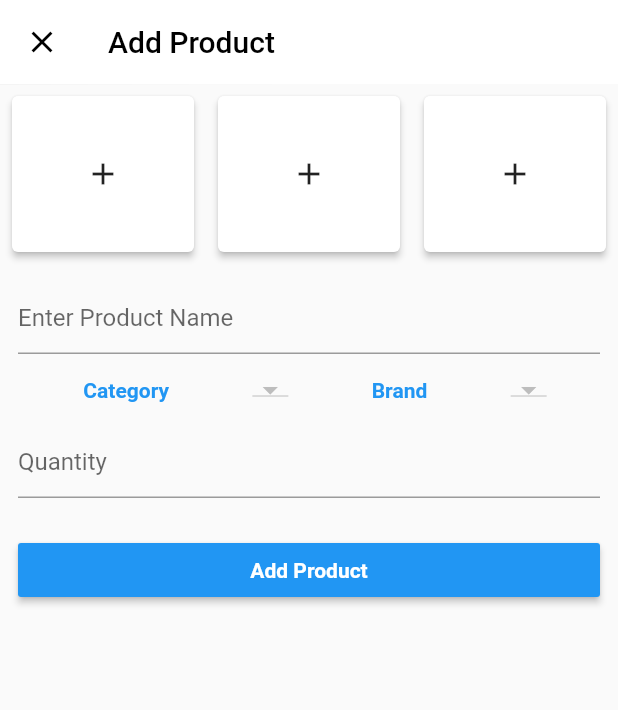
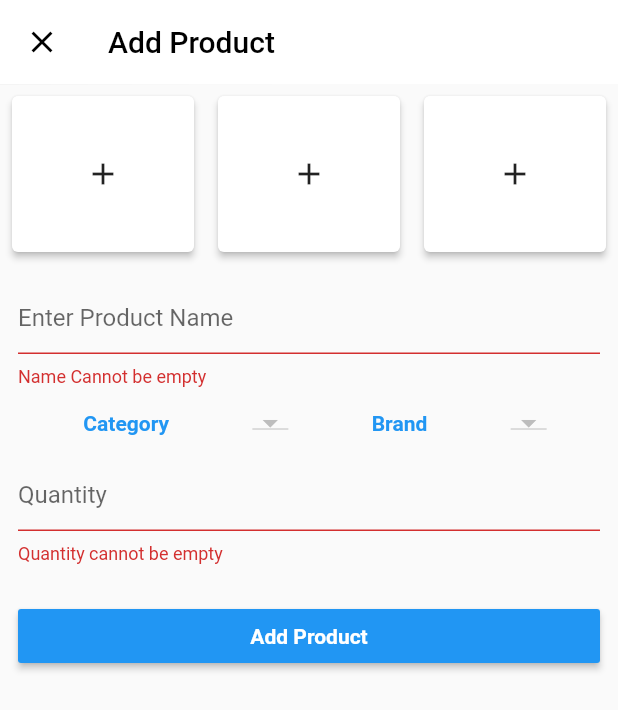
Before and after one commit to Ahmedgadein/OrderX-Admin, a Flutter app: the AddProductScreen screen opened directly, after a tap on "Add Product", on a phone screen of 412 x 824 dp. Shown: the top 710 px of the screen. Run offline on Flutter 3.47's test engine with Material 2 defaults, Android fonts, the phone set to English and light mode, and no system bars; our stand-ins replace cloud_firestore, firebase_auth, firebase_storage, fluttertoast, image_picker; accounts and stored records are empty; network calls fail.

Commit message:
add product bug fixed

```diff
--- /dev/null
+++ b/lib/db/product.dart
@@ -0,0 +1,12 @@
+import 'package:cloud_firestore/cloud_firestore.dart';
+import 'package:uuid/uuid.dart';
+
+class ProductService{
+  Firestore _firestore = Firestore.instance;
+  String productsCollection = "Products";
+  String id = Uuid().v4();
+
+  uploadProduct(Map<String, dynamic> data){
+    _firestore.collection(productsCollection).document(id).setData(data);
+  }
+}
--- a/lib/screens/add_product.dart
+++ b/lib/screens/add_product.dart
@@ -1,12 +1,14 @@
-
 import 'dart:io';
 
 import 'package:cloud_firestore/cloud_firestore.dart';
+import 'package:firebase_storage/firebase_storage.dart';
 import 'package:flutter/cupertino.dart';
 import 'package:flutter/material.dart';
+import 'package:fluttertoast/fluttertoast.dart';
 import 'package:image_picker/image_picker.dart';
 import 'package:orderxadmin/db/brand.dart';
 import 'package:orderxadmin/db/category.dart';
+import 'package:orderxadmin/db/product.dart';
 
 class AddProductScreen extends StatefulWidget {
   @override
@@ -16,8 +18,10 @@ class AddProductScreen extends StatefulWidget {
 class _AddProductScreenState extends State<AddProductScreen> {
   CategoryService _categoryService = new CategoryService();
   BrandService _brandService = new BrandService();
+  ProductService _productService = ProductService();
 
-  List<DropdownMenuItem<String>> categoriesDropDown = <DropdownMenuItem<String>>[];
+  List<DropdownMenuItem<String>> categoriesDropDown =
+      <DropdownMenuItem<String>>[];
   List<DropdownMenuItem<String>> brandsDropDown = <DropdownMenuItem<String>>[];
 
   List<DocumentSnapshot> categories = <DocumentSnapshot>[];
@@ -26,7 +30,7 @@ class _AddProductScreenState extends State<AddProductScreen> {
   String _currentCategory = "placeholder";
   String _currentBrand = "placeholder";
 
-  GlobalKey _key = new GlobalKey();
+  GlobalKey<FormState> _key = new GlobalKey<FormState>();
 
   TextEditingController _product_controller = TextEditingController();
   TextEditingController _quantity_controller = TextEditingController();
@@ -37,15 +41,16 @@ class _AddProductScreenState extends State<AddProductScreen> {
   File image2;
   File image3;
 
+  bool isLoading = false;
+
   Color white = Colors.white;
   Color grey = Colors.grey;
   Color black = Colors.black;
 
   @override
   void initState() {
+    super.initState();
     setUI();
-    print("categories Drop Down: ${categoriesDropDown.length}");
-    print("brands Drop Down: ${brandsDropDown.length}");
   }
 
   void setUI() {
@@ -77,7 +82,11 @@ class _AddProductScreenState extends State<AddProductScreen> {
       // ======= Body ======== //
       body: Form(
         key: _key,
-        child: ListView(
+        child: isLoading
+            ? Center(
+                child: CircularProgressIndicator(),
+              )
+            : ListView(
                 children: <Widget>[
                   Row(
                     mainAxisAlignment: MainAxisAlignment.spaceEvenly,
@@ -88,7 +97,10 @@ class _AddProductScreenState extends State<AddProductScreen> {
                           padding: const EdgeInsets.all(4.0),
                           child: InkWell(
                             onTap: () {
-                        _addImage(ImagePicker().getImage(source: ImageSource.gallery), 1);
+                              _addImage(
+                                  ImagePicker()
+                                      .getImage(source: ImageSource.gallery),
+                                  1);
                             },
                             child: _displaychild(1),
                           ),
@@ -101,7 +113,10 @@ class _AddProductScreenState extends State<AddProductScreen> {
                           padding: const EdgeInsets.all(4.0),
                           child: InkWell(
                             onTap: () {
-                        _addImage(ImagePicker().getImage(source: ImageSource.gallery), 2);
+                              _addImage(
+                                  ImagePicker()
+                                      .getImage(source: ImageSource.gallery),
+                                  2);
                             },
                             child: _displaychild(2),
                           ),
@@ -114,7 +129,9 @@ class _AddProductScreenState extends State<AddProductScreen> {
                           padding: const EdgeInsets.all(4.0),
                           child: InkWell(
                             onTap: () {
-                        _addImage(_picker.getImage(source: ImageSource.gallery), 3);
+                              _addImage(
+                                  _picker.getImage(source: ImageSource.gallery),
+                                  3);
                             },
                             child: _displaychild(3),
                           ),
@@ -128,13 +145,15 @@ class _AddProductScreenState extends State<AddProductScreen> {
                     padding: const EdgeInsets.all(12.0),
                     child: TextFormField(
                       controller: _product_controller,
-                decoration: InputDecoration(hintText: "Enter Product Name"),
+                      decoration:
+                          InputDecoration(hintText: "Enter Product Name"),
                       validator: (value) {
                         if (value.isEmpty) {
                           return "Name Cannot be empty";
                         } else if (value.length > 10) {
                           return "Name Cannot be more than 10 characters";
                         }
+                        return null;
                       },
                     ),
                   ),
@@ -178,6 +197,12 @@ class _AddProductScreenState extends State<AddProductScreen> {
                   Padding(
                     padding: const EdgeInsets.all(12.0),
                     child: TextFormField(
+                      validator: (value){
+                        if(value.isEmpty){
+                          return "Quantity cannot be empty";
+                        }
+                        return null;
+                      },
                       controller: _quantity_controller,
                       keyboardType: TextInputType.number,
                       decoration: InputDecoration(
@@ -192,12 +217,15 @@ class _AddProductScreenState extends State<AddProductScreen> {
                       children: <Widget>[
                         Expanded(
                           child: MaterialButton(
-                      onPressed: () {},
+                            onPressed: () {
+                              validateAndUpload();
+                            },
                             color: Colors.blue,
                             child: Text(
                               "Add Product",
                               style: TextStyle(
-                            color: Colors.white, fontWeight: FontWeight.bold),
+                                  color: Colors.white,
+                                  fontWeight: FontWeight.bold),
                             ),
                           ),
                         ),
@@ -266,10 +294,10 @@ class _AddProductScreenState extends State<AddProductScreen> {
     });
   }
 
-  void _addImage(Future<PickedFile> image, int postion) async {
+  void _addImage(Future<PickedFile> image, int position) async {
     final imageFile = await image;
 
-    switch(postion){
+    switch (position) {
       case 1:
         setState(() {
           image1 = File(imageFile.path);
@@ -278,7 +306,7 @@ class _AddProductScreenState extends State<AddProductScreen> {
 
       case 2:
         setState(() {
-          image2  = File(imageFile.path);
+          image2 = File(imageFile.path);
         });
         break;
 
@@ -290,10 +318,10 @@ class _AddProductScreenState extends State<AddProductScreen> {
     }
   }
 
-  Widget _displaychild(int positon) {
-    switch(positon){
+  Widget _displaychild(int position) {
+    switch (position) {
       case 1:
-        if(image1 == null){
+        if (image1 == null) {
           return Card(
             elevation: 2,
             child: Padding(
@@ -301,13 +329,17 @@ class _AddProductScreenState extends State<AddProductScreen> {
               child: Icon(Icons.add),
             ),
           );
-        }else if (image1 != null){
-          return Image.file(image1, fit: BoxFit.fill, width: double.infinity, );
+        } else if (image1 != null) {
+          return Image.file(
+            image1,
+            fit: BoxFit.fill,
+            width: double.infinity,
+          );
         }
         break;
 
       case 2:
-        if(image2 == null){
+        if (image2 == null) {
           return Card(
             elevation: 2,
             child: Padding(
@@ -315,14 +347,17 @@ class _AddProductScreenState extends State<AddProductScreen> {
               child: Icon(Icons.add),
             ),
           );
-        }else if (image2 != null){
-          return Image.file(image2, fit: BoxFit.fill, width: double.infinity, );
+        } else if (image2 != null) {
+          return Image.file(
+            image2,
+            fit: BoxFit.fill,
+            width: double.infinity,
+          );
         }
         break;
 
-
       case 3:
-        if(image3 == null){
+        if (image3 == null) {
           return Card(
             elevation: 2,
             child: Padding(
@@ -330,10 +365,70 @@ class _AddProductScreenState extends State<AddProductScreen> {
               child: Icon(Icons.add),
             ),
           );
-        }else if (image3 != null){
-          return Image.file(image3, fit: BoxFit.fill, width: double.infinity, );
+        } else if (image3 != null) {
+          return Image.file(
+            image3,
+            fit: BoxFit.fill,
+            width: double.infinity,
+          );
         }
         break;
     }
   }
+
+  void validateAndUpload() async {
+    if (_key.currentState.validate()) {
+      if (image1 != null &&
+          image1 != null &&
+          image1 != null &&
+          _quantity_controller.text != null &&
+          _product_controller.text != null) {
+        String image1Url;
+        String image2Url;
+        String image3Url;
+
+        final _storage = FirebaseStorage.instance.ref();
+
+        //Images file names
+        final String pic1 =
+            "1${DateTime.now().millisecondsSinceEpoch.toString()}.jpg";
+        final String pic2 =
+            "2${DateTime.now().millisecondsSinceEpoch.toString()}.jpg";
+        final String pic3 =
+            "3${DateTime.now().millisecondsSinceEpoch.toString()}.jpg";
+
+        setState(() {
+          isLoading = true;
+        });
+        StorageUploadTask task1 =  _storage.child(pic1).putFile(image1);
+        StorageUploadTask task2 = _storage.child(pic2).putFile(image2);
+        StorageUploadTask task3 = _storage.child(pic3).putFile(image3);
+
+        StorageTaskSnapshot snapshot1 = await task1.onComplete;
+        image1Url = await snapshot1.ref.getDownloadURL();
+
+        StorageTaskSnapshot snapshot2 = await task2.onComplete;
+        image2Url = await snapshot2.ref.getDownloadURL();
+
+        StorageTaskSnapshot snapshot3 = await task3.onComplete;
+        image3Url = await snapshot3.ref.getDownloadURL();
+
+        _productService.uploadProduct({
+          "product_name": _product_controller.text,
+          "category": _currentCategory,
+          "brand": _currentBrand,
+          "quantity":_quantity_controller.text,
+          "images": {
+            "image1": image1Url,
+            "image2": image2Url,
+            "image3": image3Url
           }
+        });
+
+        _key.currentState.reset();
+        setState(() => isLoading = false);
+        Fluttertoast.showToast(msg: "Product added successfully");
+      }
+    }
+  }
+}
--- a/lib/screens/home_screen.dart
+++ b/lib/screens/home_screen.dart
@@ -1,3 +1,4 @@
+import 'package:firebase_auth/firebase_auth.dart';
 import 'package:flutter/cupertino.dart';
 import 'package:flutter/material.dart';
 import 'package:fluttertoast/fluttertoast.dart';
@@ -24,6 +25,21 @@ class _HomePageState extends State<HomePage> {
 
   TextEditingController _category_controller = new TextEditingController();
   TextEditingController _brand_controller = new TextEditingController();
+
+  @override
+  void initState() {
+    super.initState();
+    manageSignIn();
+  }
+
+  manageSignIn() async{
+    FirebaseUser user = await FirebaseAuth.instance.currentUser();
+    if (user == null){
+      await FirebaseAuth.instance.signInAnonymously().then((value) async{
+        Fluttertoast.showToast(msg: "SignedIn");
+      });
+    }
+  }
 
   @override
   Widget build(BuildContext context) {
--- a/pubspec.yaml
+++ b/pubspec.yaml
@@ -34,6 +34,7 @@ dependencies:
   uuid: ^2.2.0
   image_picker: ^0.6.7+4
   image_cropper: ^1.2.3
+  firebase_storage: ^3.1.6
 
 
   # The following adds the Cupertino Icons font to your application.
```
Also changed, not shown: pubspec.lock. Lines whose indentation alone changed are shown as unchanged.
